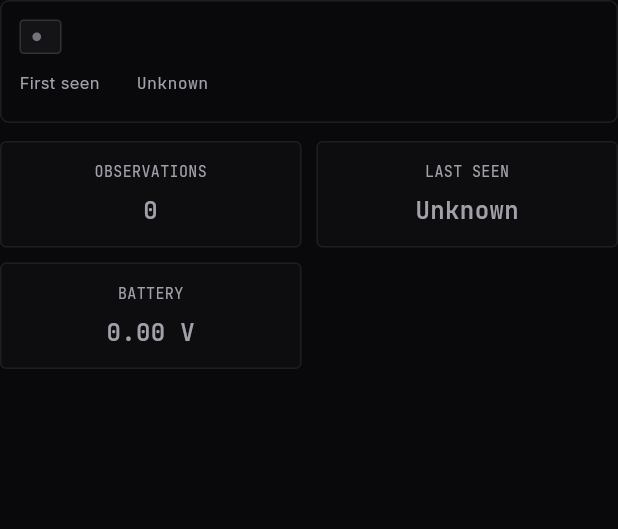
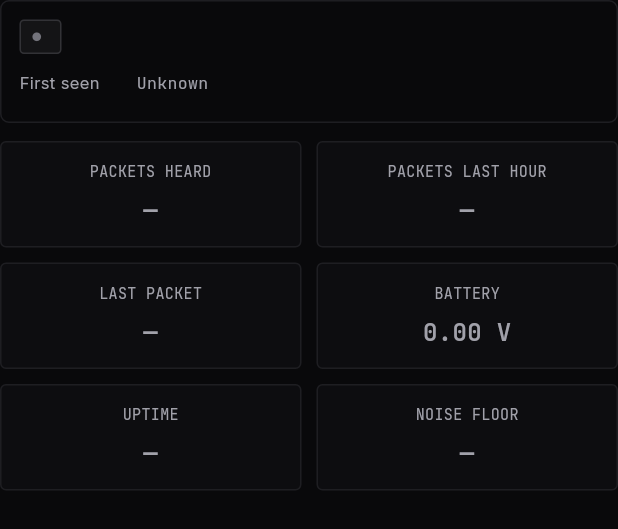
Before and after one commit to MeshCore-Beacon/beacon-flutter-app, a Flutter app: the ObserverInfo widget shown alone on an empty page, opened directly with empty values, on a phone screen of 412 x 824 dp. Shown: the top 529 px of the screen. Run offline on Flutter 3.47's test engine with Material 3 defaults, Android fonts, the light colour scheme and no system bars; our stand-ins replace fl_chart, flutter_svg, package_info_plus, shared_preferences; missing offline and left inert: maplibre_gl; accounts and stored records are empty.

Commit message:
fix: Android insets, compact header, observer tiles match web
- Pad bottom sheets above the Android navigation bar (useSafeArea only
  covers the top edge)
- Opt into edge-to-edge on all Android versions (Play Console warning)
- Header always reads BEACON; region chip keeps its width with a pin icon
- Observer detail shows the web's tiles (packets heard, last hour, last
  packet, battery, uptime, noise floor) with locale digit grouping

```diff
--- a/lib/core/runtime_config.dart
+++ b/lib/core/runtime_config.dart
@@ -31,9 +31,6 @@ class RuntimeConfig {
   }
 
   String get banner => textOf(values['VITE_BANNER']);
-  String get name => textOf(values['VITE_APP_NAME'], 'BEACON').isEmpty
-      ? 'BEACON'
-      : textOf(values['VITE_APP_NAME']);
   List<String> get tabs {
     final disabled = textOf(values['VITE_DISABLED_TABS'])
         .toLowerCase()
--- a/lib/features/directory/observer_info.dart
+++ b/lib/features/directory/observer_info.dart
@@ -1,5 +1,6 @@
 import 'package:flutter/material.dart';
 import 'package:flutter/services.dart';
+import 'package:intl/intl.dart';
 
 import '../../core/json.dart';
 import '../../core/strings.dart';
@@ -16,9 +17,15 @@ String observerUptime(num seconds) {
   ].join(' ');
 }
 
+String groupedCount(num value) =>
+    NumberFormat.decimalPattern(language).format(value);
+
 class ObserverInfo extends StatelessWidget {
-  const ObserverInfo({super.key, required this.data});
+  const ObserverInfo({super.key, required this.data, this.summary});
   final Json data;
+
+  /// `summary` from `/observers/{id}/activity`, for the window picked below.
+  final Json? summary;
 
   @override
   Widget build(BuildContext context) {
@@ -93,14 +100,38 @@ class ObserverInfo extends StatelessWidget {
     );
     final status = textOf(data['status'], 'Unknown');
     final statusColor = status == 'online' ? beacon.success : beacon.muted;
+    final latest = summary?['latestRecordedAt'];
+    final stats = object(object(data['statusMetadata'])['stats']);
+    String count(dynamic value) => switch (number(value)) {
+      final num n => groupedCount(n),
+      null => '—',
+    };
     final metrics = <(String, String)>[
-      if (data['observationCount'] != null)
-        ('Observations', '${data['observationCount']}'),
-      ('Last seen', age(data['lastSeen'])),
-      if (number(data['batteryLevel']) case final num value)
-        ('Battery', '${value.toStringAsFixed(2)} V'),
-      if (number(data['uptimeSeconds']) case final num value)
-        ('Uptime', observerUptime(value)),
+      ('Packets heard', count(summary?['recordedPackets'])),
+      ('Packets last hour', count(summary?['lastCompleteHour'])),
+      ('Last packet', latest == null ? '—' : age(latest)),
+      (
+        'Battery',
+        switch (number(data['batteryLevel'])) {
+          final num value => '${value.toStringAsFixed(2)} V',
+          null => '—',
+        },
+      ),
+      (
+        'Uptime',
+        switch (number(data['uptimeSeconds'])) {
+          final num value => observerUptime(value),
+          null => '—',
+        },
+      ),
+      (
+        'Noise floor',
+        switch (number(stats['noise_floor'])) {
+          final num value when value.isFinite =>
+            '${NumberFormat('0.#', language).format(value)} dBm',
+          _ => '—',
+        },
+      ),
     ];
     return Column(
       crossAxisAlignment: CrossAxisAlignment.stretch,
--- a/lib/features/packets/packet_screen.dart
+++ b/lib/features/packets/packet_screen.dart
@@ -285,7 +285,9 @@ class _PacketScreenState extends State<PacketScreen> {
       isScrollControlled: true,
       useSafeArea: true,
       builder: (context) => StatefulBuilder(
-        builder: (context, update) => SingleChildScrollView(
+        builder: (context, update) => SafeArea(
+          top: false,
+          child: SingleChildScrollView(
             child: Padding(
               padding: const EdgeInsets.fromLTRB(16, 0, 16, 24),
               child: Column(
@@ -368,6 +370,7 @@ class _PacketScreenState extends State<PacketScreen> {
                     child: Text(tr('Done')),
                   ),
                 ],
+              ),
             ),
           ),
         ),
--- a/pubspec.yaml
+++ b/pubspec.yaml
@@ -13,6 +13,7 @@ dependencies:
     sdk: flutter
   flutter_localizations:
     sdk: flutter
+  intl: any
 
   http: ^1.6.0
   shared_preferences: ^2.5.6
```
Also changed, not shown: lib/app.dart (+43 -13 lines), lib/features/analytics/charts.dart (+7 -0 lines), lib/features/analytics/observer_charts.dart (+17 -7 lines), lib/features/directory/entity_detail_screen.dart (+10 -1 lines), lib/features/settings/settings_page.dart (+12 -4 lines), pubspec.lock, 3 other files. Lines whose indentation alone changed are shown as unchanged.
